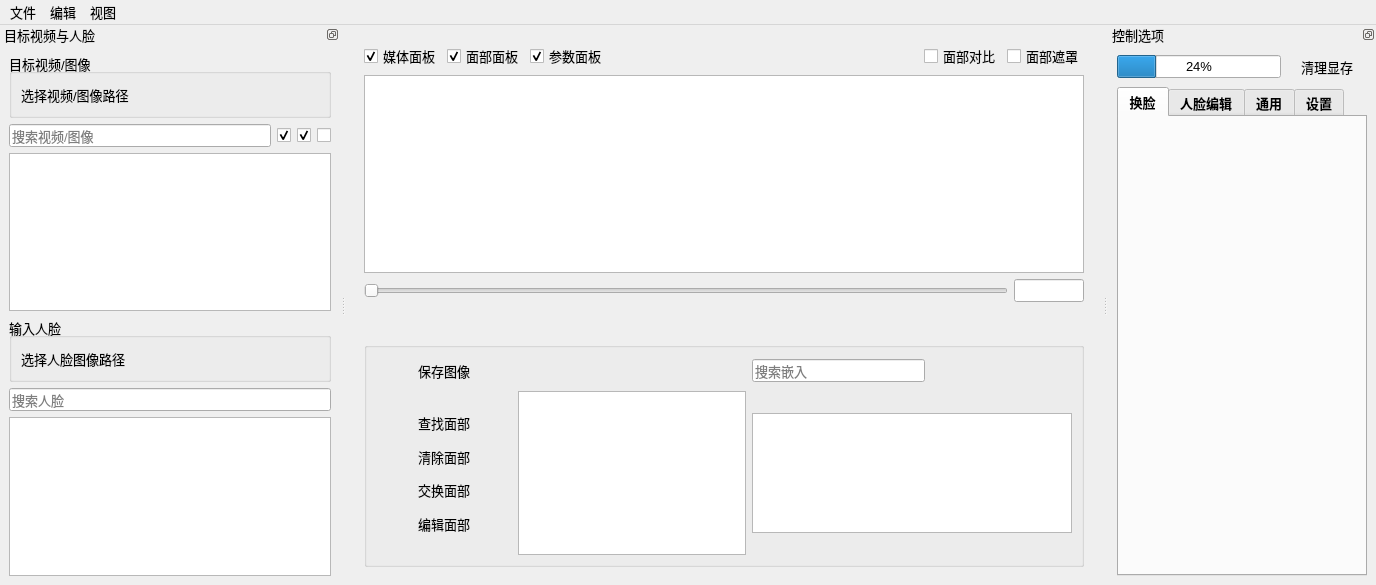
Above: app/ui/core/MainWindow.ui from QuietyAwe/VisoMaster-ZH before the change. Below: the same form after it.
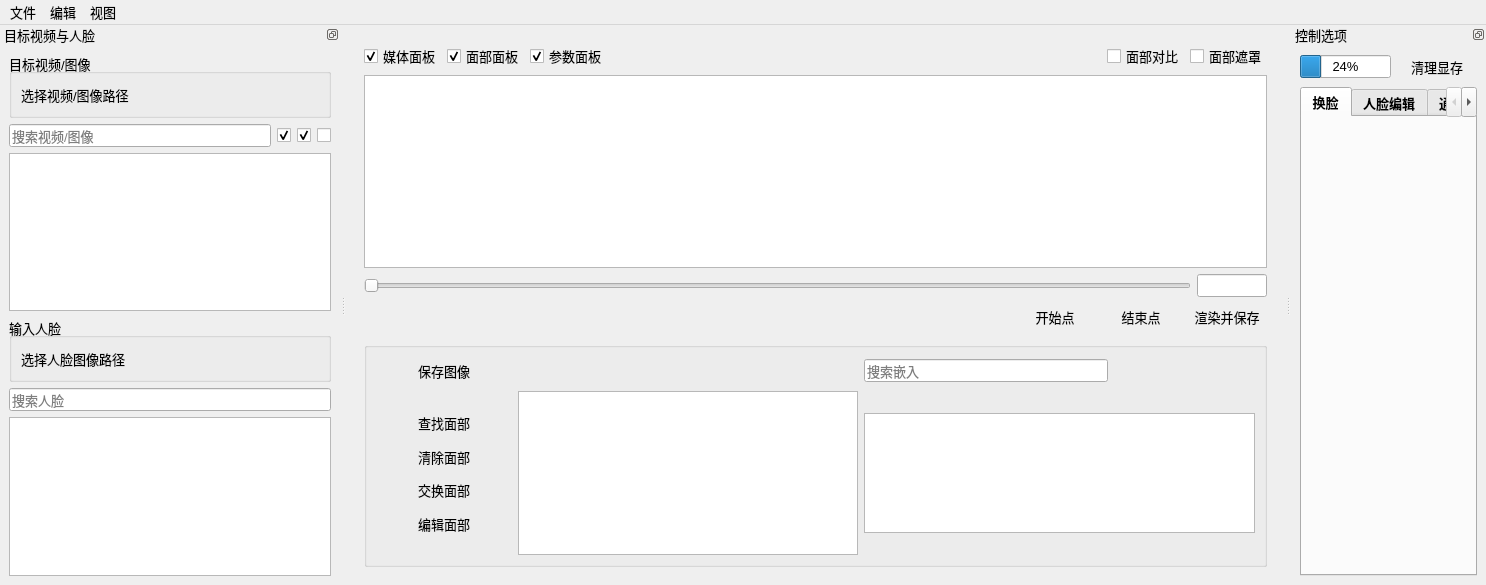
That is the form after the change. Icons and pictures are not drawn.

The edit to the form file:
```diff
--- a/app/ui/core/MainWindow.ui
+++ b/app/ui/core/MainWindow.ui
@@ -397,6 +397,61 @@
              </property>
             </widget>
            </item>
+           <item>
+            <spacer name="horizontalSpacer_7">
+             <property name="orientation">
+              <enum>Qt::Orientation::Horizontal</enum>
+             </property>
+             <property name="sizeType">
+              <enum>QSizePolicy::Policy::Fixed</enum>
+             </property>
+             <property name="sizeHint" stdset="0">
+              <size>
+               <width>20</width>
+               <height>20</height>
+              </size>
+             </property>
+            </spacer>
+           </item>
+           <item>
+            <widget class="QPushButton" name="setRenderStartButton">
+             <property name="toolTip">
+              <string>设为渲染开始点</string>
+             </property>
+             <property name="text">
+              <string>开始点</string>
+             </property>
+             <property name="flat">
+              <bool>true</bool>
+             </property>
+            </widget>
+           </item>
+           <item>
+            <widget class="QPushButton" name="setRenderEndButton">
+             <property name="toolTip">
+              <string>设为渲染结束点</string>
+             </property>
+             <property name="text">
+              <string>结束点</string>
+             </property>
+             <property name="flat">
+              <bool>true</bool>
+             </property>
+            </widget>
+           </item>
+           <item>
+            <widget class="QPushButton" name="renderAndSaveButton">
+             <property name="toolTip">
+              <string>渲染并保存选中区间</string>
+             </property>
+             <property name="text">
+              <string>渲染并保存</string>
+             </property>
+             <property name="flat">
+              <bool>true</bool>
+             </property>
+            </widget>
+           </item>
            <item>
             <spacer name="horizontalSpacer_5">
              <property name="orientation">
@@ -669,6 +724,12 @@
           </item>
           <item row="1" column="1">
            <widget class="QListWidget" name="targetFacesList">
+            <property name="minimumSize">
+             <size>
+              <width>340</width>
+              <height>0</height>
+             </size>
+            </property>
             <property name="autoFillBackground">
              <bool>true</bool>
             </property>
```
